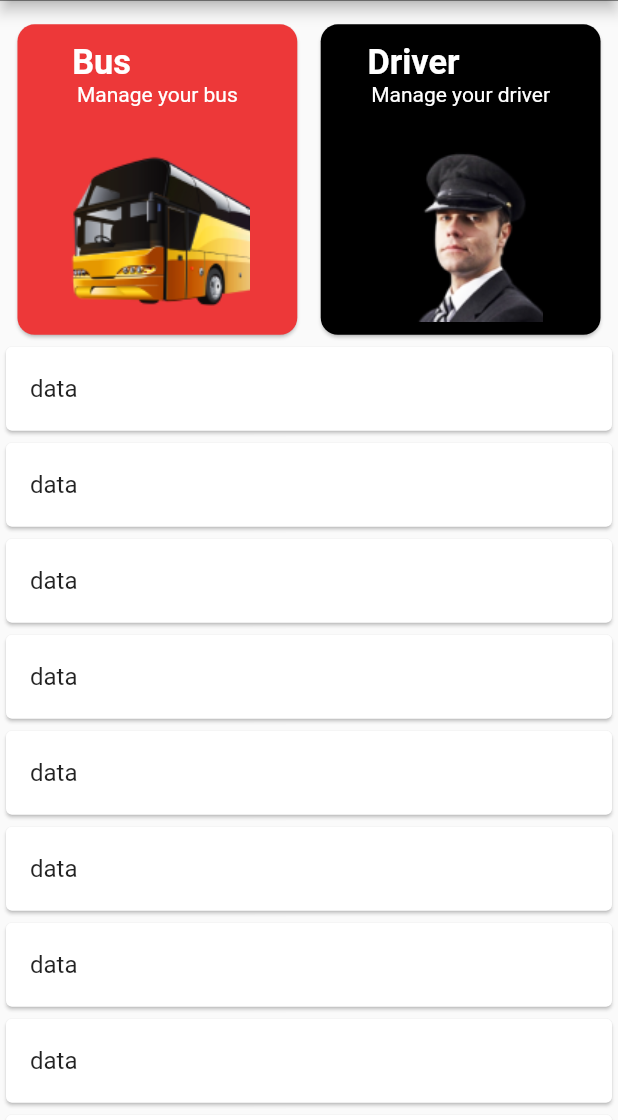
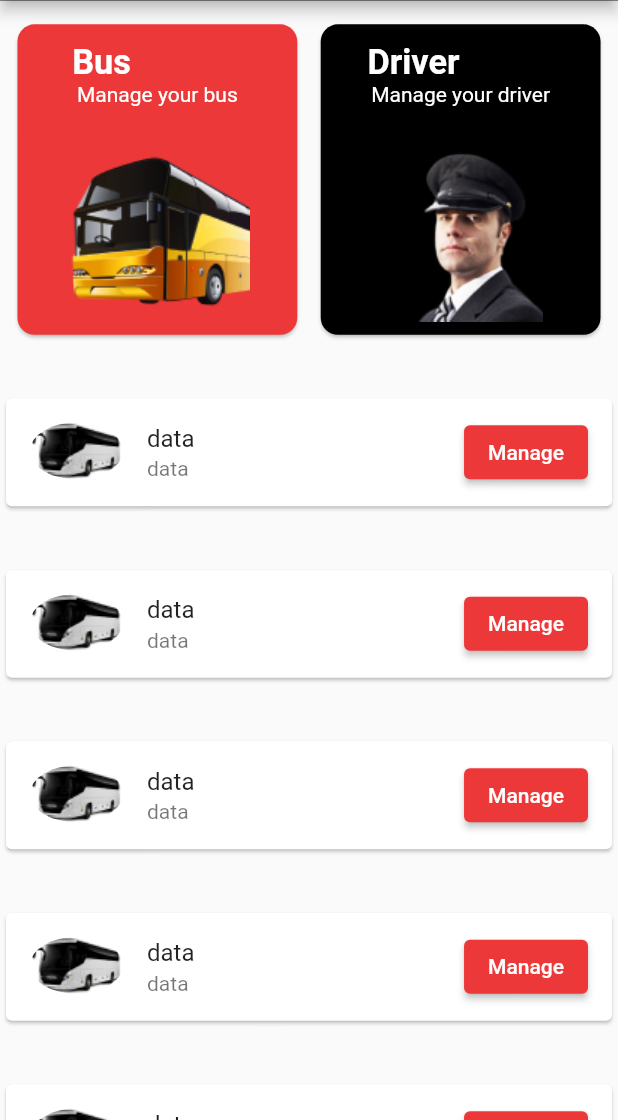
Before and after one commit to arjun2020-py/moovbe_bus_ticket_booking_app, a Flutter app: the HomeScreen screen opened directly, on a phone screen of 412 x 824 dp, the part 116-1236 px from its top. Run offline on Flutter 3.47's test engine with Material 2 defaults, Android fonts, the phone set to English and light mode, and no system bars; our stand-ins replace bloc, flutter_bloc, flutter_screenutil, get.

Commit message:
make some changes in homescreen

```diff
--- a/lib/homeScreen/view/home_scree.dart
+++ b/lib/homeScreen/view/home_scree.dart
@@ -140,9 +140,21 @@ class HomeScreen extends StatelessWidget {
               child: ListView.builder(
                 itemCount: 10,
                 itemBuilder: (BuildContext context, int index) {
-                  return const Card(
-                    child: ListTile(
-                      title: Text('data'),
+                  return Padding(
+                    padding: EdgeInsets.only(top: 30.r),
+                    child: Card(
+                      child: ListTile(
+                        leading: ClipOval(
+                            child: Image.asset('assets/images/bus2.png')),
+                        title: Text('data'),
+                        subtitle: Text('data'),
+                        trailing: ElevatedButton(
+                          onPressed: () {},
+                          child: Text('Manage'),
+                          style: ElevatedButton.styleFrom(
+                              primary: Color(0xffed3839)),
+                        ),
+                      ),
                     ),
                   );
                 },
```
Also changed, not shown: assets/images/bus2.png (added).
